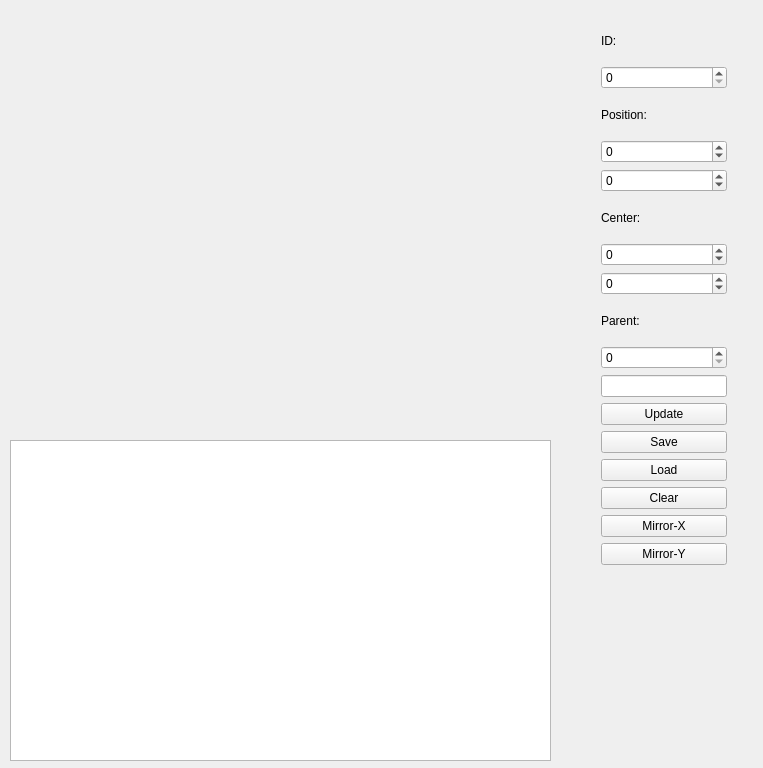
This is Origin/Formation/mainwindow.ui in alipiry/PlanEditor as Qt 5 draws it before an edit. The edited form follows.
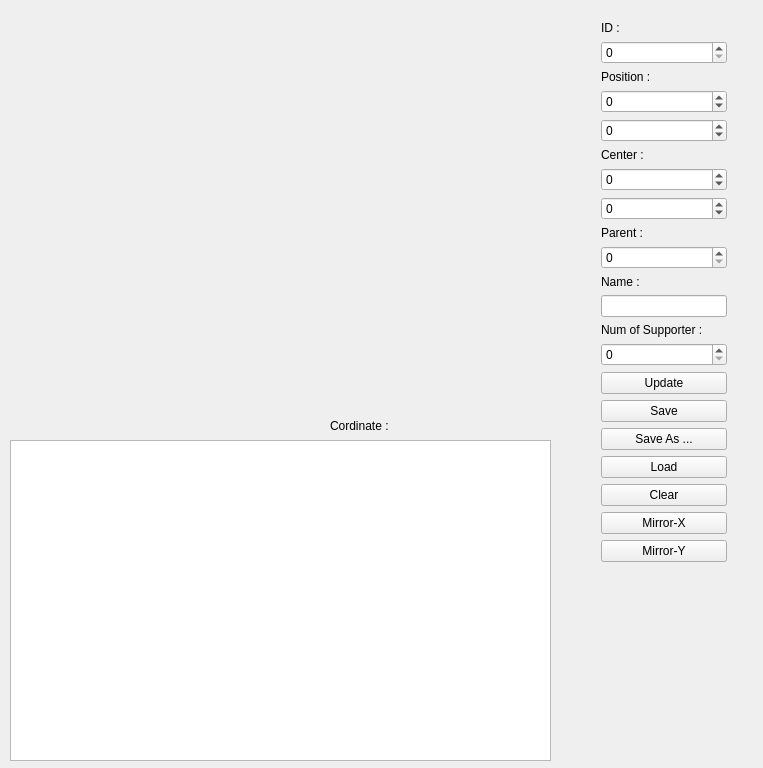
This is the edited form.

What changed in the file:
```diff
--- a/Origin/Formation/mainwindow.ui
+++ b/Origin/Formation/mainwindow.ui
@@ -24,20 +24,20 @@
      </rect>
     </property>
    </widget>
-   <widget class="QWidget" name="">
+   <widget class="QWidget" name="layoutWidget">
     <property name="geometry">
      <rect>
       <x>590</x>
       <y>10</y>
       <width>148</width>
-      <height>611</height>
+      <height>739</height>
      </rect>
     </property>
     <layout class="QVBoxLayout" name="verticalLayout">
      <item>
       <widget class="QLabel" name="label">
        <property name="text">
-        <string>ID:</string>
+        <string>ID :</string>
        </property>
       </widget>
      </item>
@@ -51,7 +51,7 @@
      <item>
       <widget class="QLabel" name="label_2">
        <property name="text">
-        <string>Position:</string>
+        <string>Position :</string>
        </property>
       </widget>
      </item>
@@ -78,7 +78,7 @@
      <item>
       <widget class="QLabel" name="label_3">
        <property name="text">
-        <string>Center:</string>
+        <string>Center :</string>
        </property>
       </widget>
      </item>
@@ -105,7 +105,7 @@
      <item>
       <widget class="QLabel" name="label_4">
        <property name="text">
-        <string>Parent:</string>
+        <string>Parent :</string>
        </property>
       </widget>
      </item>
@@ -116,9 +116,26 @@
        </property>
       </widget>
      </item>
+     <item>
+      <widget class="QLabel" name="label_6">
+       <property name="text">
+        <string>Name :</string>
+       </property>
+      </widget>
+     </item>
      <item>
       <widget class="QLineEdit" name="b_name"/>
      </item>
+     <item>
+      <widget class="QLabel" name="label_7">
+       <property name="text">
+        <string>Num of Supporter :</string>
+       </property>
+      </widget>
+     </item>
+     <item>
+      <widget class="QSpinBox" name="NumOfSup"/>
+     </item>
      <item>
       <widget class="QPushButton" name="update">
        <property name="text">
@@ -127,12 +144,19 @@
       </widget>
      </item>
      <item>
-      <widget class="QPushButton" name="save">
+      <widget class="QPushButton" name="simpleSave">
        <property name="text">
         <string>Save</string>
        </property>
       </widget>
      </item>
+     <item>
+      <widget class="QPushButton" name="save">
+       <property name="text">
+        <string>Save As ...</string>
+       </property>
+      </widget>
+     </item>
      <item>
       <widget class="QPushButton" name="load">
        <property name="text">
@@ -162,14 +186,46 @@
       </widget>
      </item>
      <item>
-      <widget class="QLabel" name="label_5">
-       <property name="text">
-        <string/>
+      <spacer name="verticalSpacer">
+       <property name="orientation">
+        <enum>Qt::Vertical</enum>
        </property>
-      </widget>
+       <property name="sizeHint" stdset="0">
+        <size>
+         <width>20</width>
+         <height>40</height>
+        </size>
+       </property>
+      </spacer>
      </item>
     </layout>
    </widget>
+   <widget class="QLabel" name="label_5">
+    <property name="geometry">
+     <rect>
+      <x>445</x>
+      <y>410</y>
+      <width>111</width>
+      <height>31</height>
+     </rect>
+    </property>
+    <property name="text">
+     <string/>
+    </property>
+   </widget>
+   <widget class="QLabel" name="label_8">
+    <property name="geometry">
+     <rect>
+      <x>330</x>
+      <y>410</y>
+      <width>81</width>
+      <height>31</height>
+     </rect>
+    </property>
+    <property name="text">
+     <string>Cordinate :</string>
+    </property>
+   </widget>
   </widget>
  </widget>
  <layoutdefault spacing="6" margin="11"/>
```
